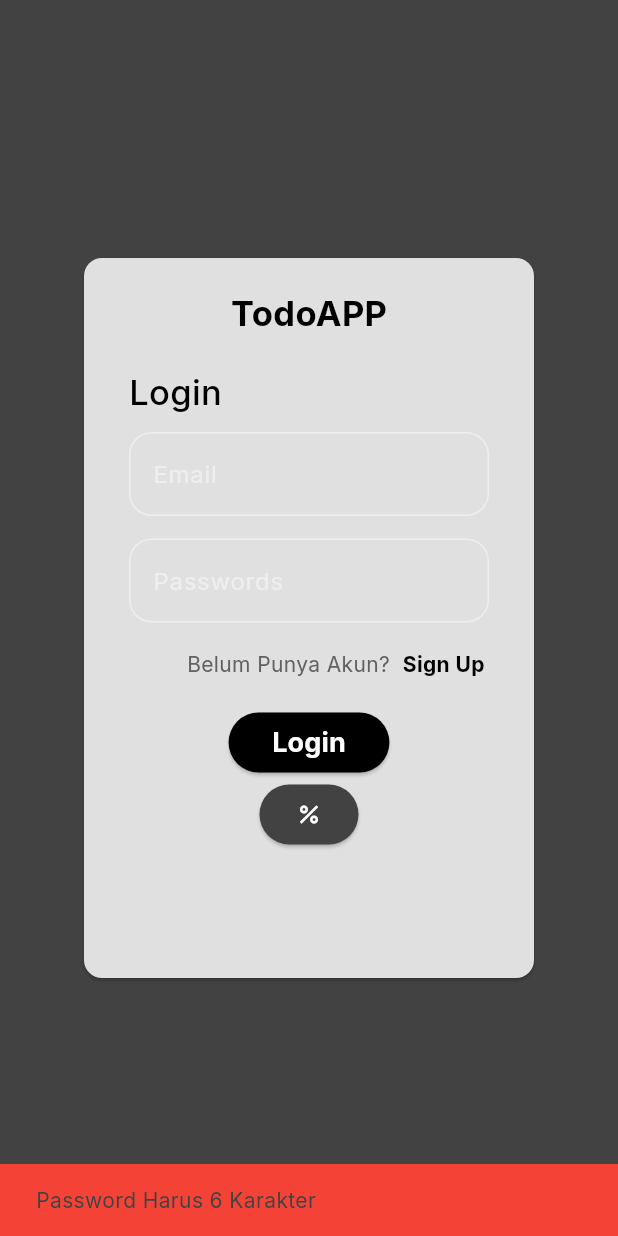
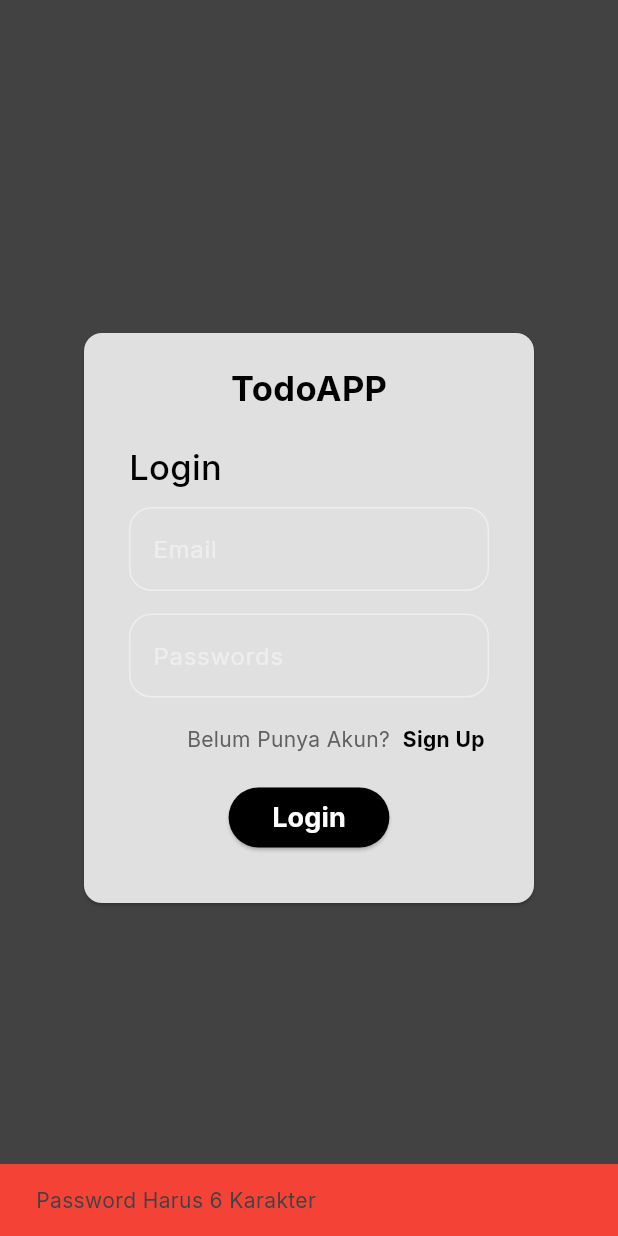
Before and after one commit to jbranabb/todoUkk, a Flutter app: the screen it shows after launch, after a tap on "Login", on a phone screen of 412 x 824 dp. Run offline on Flutter 3.47's test engine with Material 3 defaults, Android fonts, the phone set to English and light mode, and no system bars; our stand-ins replace bloc, equatable, firebase_auth, firebase_core, firebase_database, flutter_bloc and 3 more; accounts and stored records are empty.

Commit message:
new file:   assets/lottie/darkmode.json 	modified:   lib/bloc/login/auth_bloc.dart 	modified:   lib/bloc/login/auth_event.dart 	modified:   lib/login/pages/login.dart 	modified:   lib/todo/pages/home_page.dart 	modified:   pubspec.lock 	modified:   pubspec.yaml

```diff
--- a/lib/bloc/login/auth_event.dart
+++ b/lib/bloc/login/auth_event.dart
@@ -15,6 +15,5 @@ class Register extends AuthEvent{
   Register({required this.displayname, required this.email, required  this.password, required this.confirPassword});
 }
 class LogOut extends AuthEvent{
-  BuildContext context;
-  LogOut(this.context);
+  LogOut();
 }
--- a/lib/login/pages/login.dart
+++ b/lib/login/pages/login.dart
@@ -1,8 +1,9 @@
 // ignore_for_file: avoid_print
 
-import 'package:firebase_auth/firebase_auth.dart';
+// import 'package:flutter/';
 import 'package:flutter/material.dart';
 import 'package:flutter_bloc/flutter_bloc.dart';
+import 'package:lottie/lottie.dart';
 import 'package:todo/bloc/cuit/theme_cubit.dart';
 import 'package:todo/bloc/login/auth_bloc.dart';
 import 'package:todo/login/pages/register.dart';
@@ -18,8 +19,8 @@ class LoginPage extends StatelessWidget {
     return BlocListener<AuthBloc, AuthState>(
       listener: (context, state) {
         if (state is AuthLoaded) {
-          Future.delayed(Durations.long4, () =>
-          Navigator.of(context).push(MaterialPageRoute(
+          Future.delayed(Durations.extralong1, () =>
+          Navigator.of(context).pushReplacement(MaterialPageRoute(
             builder: (context) => HomePage(),
           ))
           ,);
@@ -39,7 +40,7 @@ class LoginPage extends StatelessWidget {
             child: Card(
               color: Theme.of(context).colorScheme.onSecondary,
               child: Container(
-                height: 480,
+                height: 380,
                 width: 300,
                 child: Column(
                   crossAxisAlignment: CrossAxisAlignment.center,
@@ -146,10 +147,14 @@ class LoginPage extends StatelessWidget {
                               backgroundColor:
                                   Theme.of(context).colorScheme.onPrimary,
                             ),
-                          child:Container(
-                                height: 10,
+                          child: Container(
+                                height: 40,
                                 width: 45,
-                                child: Icon(Icons.verified_user))
+                            child: Center(
+                              child: LottieBuilder.asset(
+                                      'assets/lottie/darkmode.json'),
+                            ),
+                          ),
                           );
                         }
                         return ElevatedButton(
@@ -165,6 +170,8 @@ class LoginPage extends StatelessWidget {
                             child: Padding(
                               padding: const EdgeInsets.all(5.0),
                               child:
+
+
                               Text(
                                 'Login',
                                 style: TextStyle(
@@ -178,9 +185,9 @@ class LoginPage extends StatelessWidget {
 
                       },
                     ),
-                    ElevatedButton(onPressed: (){
-                      print(FirebaseAuth.instance.currentUser);
-                    }, child: Icon(Icons.percent))
+                    // ElevatedButton(onPressed: (){
+                    //   print(FirebaseAuth.instance.currentUser);
+                    // }, child: Icon(Icons.percent))
                   ],
                 ),
               ),
```
Also changed, not shown: assets/lottie/darkmode.json (added, +1 -0 lines), lib/bloc/login/auth_bloc.dart (+7 -3 lines), lib/todo/pages/home_page.dart (+25 -13 lines), pubspec.yaml (+4 -3 lines), pubspec.lock.
